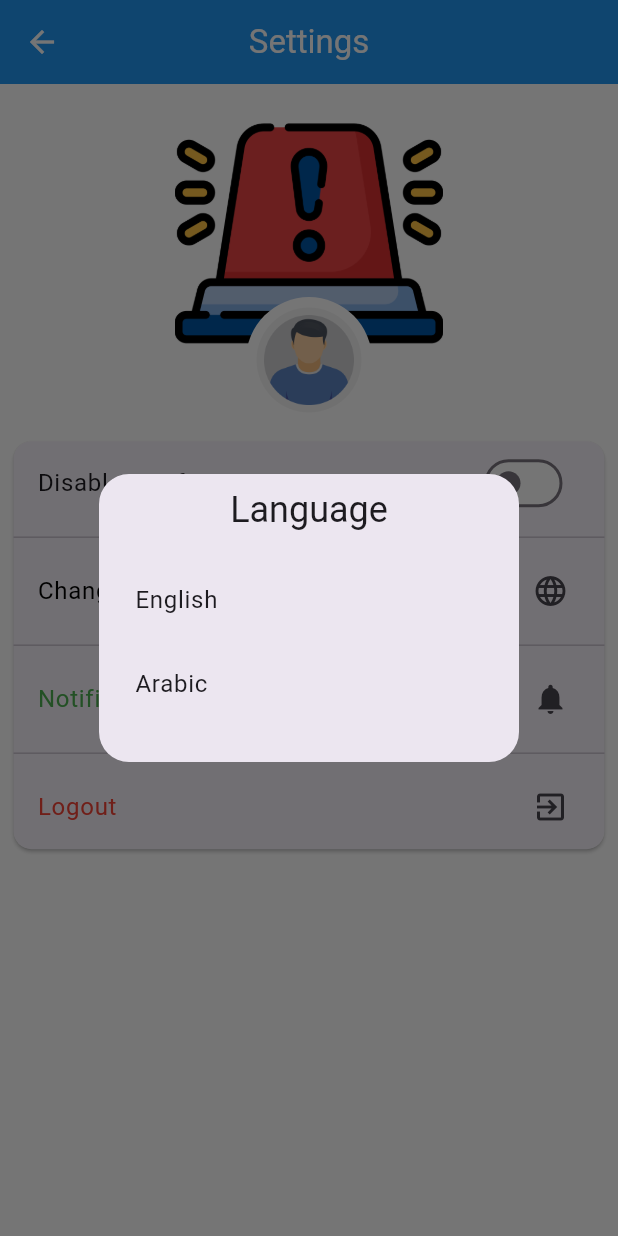
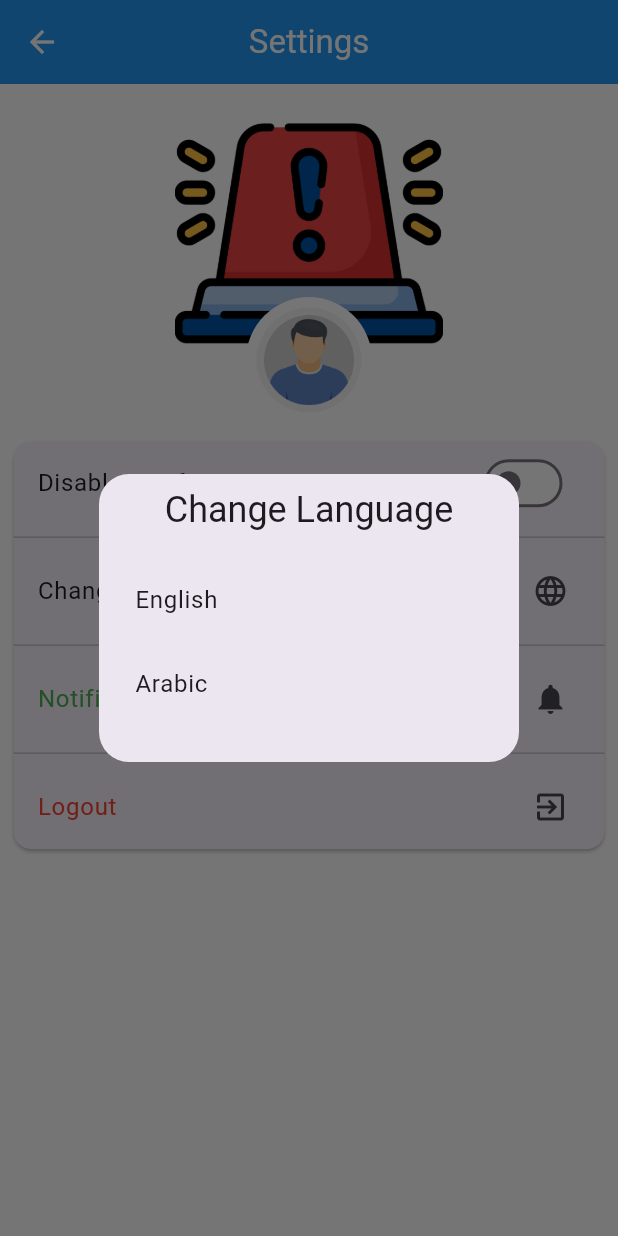
Before and after one commit to KILLER-RAMADAN/Fluttter-Backup, a Flutter app: the Appsettings screen opened by its route, after a tap on "Change Language", on a phone screen of 412 x 824 dp. Run offline on Flutter 3.47's test engine with Material 3 defaults, Android fonts, the phone set to English and light mode, and no system bars; our stand-ins replace dartz, dio, file_picker, firebase_core, firebase_messaging, flutter_local_notifications and 8 more; missing offline and left inert: flutter_ringtone_manager, notification_listener, otp_text_field_v2, whatsapp_unilink; accounts and stored records are empty; project files that could hold a hidden picture were left out; key blocks and very long unbroken strings in the code were emptied for the run.

Commit message:
Last update

```diff
--- a/lib/core/constant/apptheme.dart
+++ b/lib/core/constant/apptheme.dart
@@ -1,4 +1,5 @@
 import 'package:flutter/material.dart';
+
 
 ThemeData ArabicTheme = ThemeData(
     fontFamily: "Cairo",
@@ -6,7 +7,7 @@ ThemeData ArabicTheme = ThemeData(
         headlineSmall: TextStyle(
       fontWeight: FontWeight.bold,
       fontSize: 30,
-      color: Colors.blueGrey,
+      color: Colors.black,
     )));
 
 ThemeData EnglishTheme = ThemeData(
@@ -15,5 +16,5 @@ ThemeData EnglishTheme = ThemeData(
         headlineSmall: TextStyle(
       fontWeight: FontWeight.normal,
       fontSize: 25,
-      color: Colors.blueGrey,
+      color: Colors.black,
     )));
--- a/lib/core/localizations/translation.dart
+++ b/lib/core/localizations/translation.dart
@@ -202,6 +202,8 @@ class Mytranslation extends Translations {
           "191": "الرجاء تقديم بصمة إصبعك",
           "192": "فشل المصادقة",
           "193": "تغيير اللغه",
+          "194": "الانجليزيه",
+          "195": "العربيه",
         },
         "en": {
           "1": "Choose Language",
@@ -405,6 +407,8 @@ class Mytranslation extends Translations {
           "191": 'Please Provide Your Fingerprint',
           "192": "Authentication Failed",
           "193": "Change Language",
+          "194":"English",
+          "195":"Arabic",
         }
       };
 }
--- a/lib/core/middleware/mymiddleware.dart
+++ b/lib/core/middleware/mymiddleware.dart
@@ -10,7 +10,7 @@ class Mymiddleware extends GetMiddleware {
 
   RouteSettings? redirect(String? route) {
     if (myservices.sharedPreferences.getString("step") == "2") {
-      return RouteSettings(name: AppRoutes.login);
+      return RouteSettings(name: AppRoutes.home);
     }
 
     if (myservices.sharedPreferences.getString("step") == "1") {
--- a/lib/main.dart
+++ b/lib/main.dart
@@ -1,6 +1,5 @@
 import 'package:firebase_core/firebase_core.dart';
 import 'package:firebase_messaging/firebase_messaging.dart';
-import 'package:flutter/foundation.dart';
 import 'package:flutter/material.dart';
 import 'package:get/get.dart';
 import 'package:get/get_navigation/src/root/get_material_app.dart';
@@ -39,7 +38,7 @@ class MyApp extends StatelessWidget {
         translations: Mytranslation(),
         getPages: routes,
         themeMode:
-            themeController.themeMode.value, // Use the reactive theme mode
+            themeController.themeMode.value,
         darkTheme: Themes.dark,
         theme: Themes.light,
         locale: controller.language,
--- a/lib/views/language/language.dart
+++ b/lib/views/language/language.dart
@@ -1,4 +1,3 @@
-
 import 'package:flutter/cupertino.dart';
 import 'package:flutter/material.dart';
 import 'package:flutter/widgets.dart';
@@ -14,6 +13,7 @@ class appLanguage extends GetView<Localcontroller> {
   @override
   Widget build(BuildContext context) {
     return Scaffold(
+      backgroundColor: Theme.of(context).scaffoldBackgroundColor,
       body: Container(
         padding: const EdgeInsets.all(10),
         child: Column(
@@ -57,6 +57,4 @@ class appLanguage extends GetView<Localcontroller> {
       ),
     );
   }
-
-
 }
--- a/lib/views/screens/auth/login.dart
+++ b/lib/views/screens/auth/login.dart
@@ -40,18 +40,18 @@ class Login extends StatelessWidget {
               onPressed: () {
                 Get.defaultDialog(
                   onCancel: () => Get.back(),
-                  title: "Select Language",
+                  title: "193".tr,
                   content: Column(
                     children: [
                       ListTile(
-                        title: Text("English"),
+                        title: Text("194".tr),
                         onTap: () {
                           Get.updateLocale(Locale('en', 'US'));
                           Get.back();
                         },
                       ),
                       ListTile(
-                        title: Text("Arabic"),
+                        title: Text("195".tr),
                         onTap: () {
                           Get.updateLocale(Locale('ar', 'EG'));
                           Get.back();
--- a/lib/views/screens/home/appsettings.dart
+++ b/lib/views/screens/home/appsettings.dart
@@ -80,18 +80,21 @@ class Appsettings extends StatelessWidget {
                     ),
                     Divider(),
                     ListTile(
-                      title: Text(
-                        "193".tr,
-                        style: TextStyle(color: Colors.black),
-                      ),
+                      title: Text("193".tr,
+                          style: TextStyle(
+                            color: Theme.of(context)
+                                .textTheme
+                                .headlineLarge!
+                                .color,
+                          )),
                       trailing: Icon(Icons.language),
                       onTap: () {
                         Get.defaultDialog(
-                            title: "Language",
+                            title: "193".tr,
                             content: Column(
                               children: [
                                 ListTile(
-                                  title: Text("English"),
+                                  title: Text("194".tr),
                                   onTap: () {
                                     Get.updateLocale(Locale('en', 'US'));
                                     Get.forceAppUpdate();
@@ -99,7 +102,7 @@ class Appsettings extends StatelessWidget {
                                   },
                                 ),
                                 ListTile(
-                                  title: Text("Arabic"),
+                                  title: Text("195".tr),
                                   onTap: () {
                                     Get.updateLocale(Locale('ar', 'EG'));
                                     Get.forceAppUpdate();
--- a/lib/views/screens/home/home.dart
+++ b/lib/views/screens/home/home.dart
@@ -2,6 +2,7 @@ import 'package:flutter/material.dart';
 import 'package:get/get.dart';
 import 'package:get/get_core/src/get_main.dart';
 import 'package:testapp/controller/home/home_controller.dart';
+
 class Home extends StatelessWidget {
   const Home({super.key});
 
@@ -10,6 +11,7 @@ class Home extends StatelessWidget {
     HomeController controller = Get.put(HomeController());
     return Scaffold(
         appBar: AppBar(
+          backgroundColor: Theme.of(context).scaffoldBackgroundColor,
           title: Text("182".tr),
           centerTitle: true,
         ),
--- a/lib/views/screens/onboarding/onBoarding.dart
+++ b/lib/views/screens/onboarding/onBoarding.dart
@@ -1,4 +1,3 @@
-
 import 'package:flutter/material.dart';
 import 'package:get/get_core/src/get_main.dart';
 import 'package:get/get_instance/get_instance.dart';
@@ -15,7 +14,7 @@ class onBoarding extends StatelessWidget {
   Widget build(BuildContext context) {
     Get.put(On_Boarding_imp());
     return Scaffold(
-      backgroundColor: Colors.white,
+      backgroundColor: Theme.of(context).scaffoldBackgroundColor,
       body: SafeArea(
           child: const Column(
         children: const [
```
